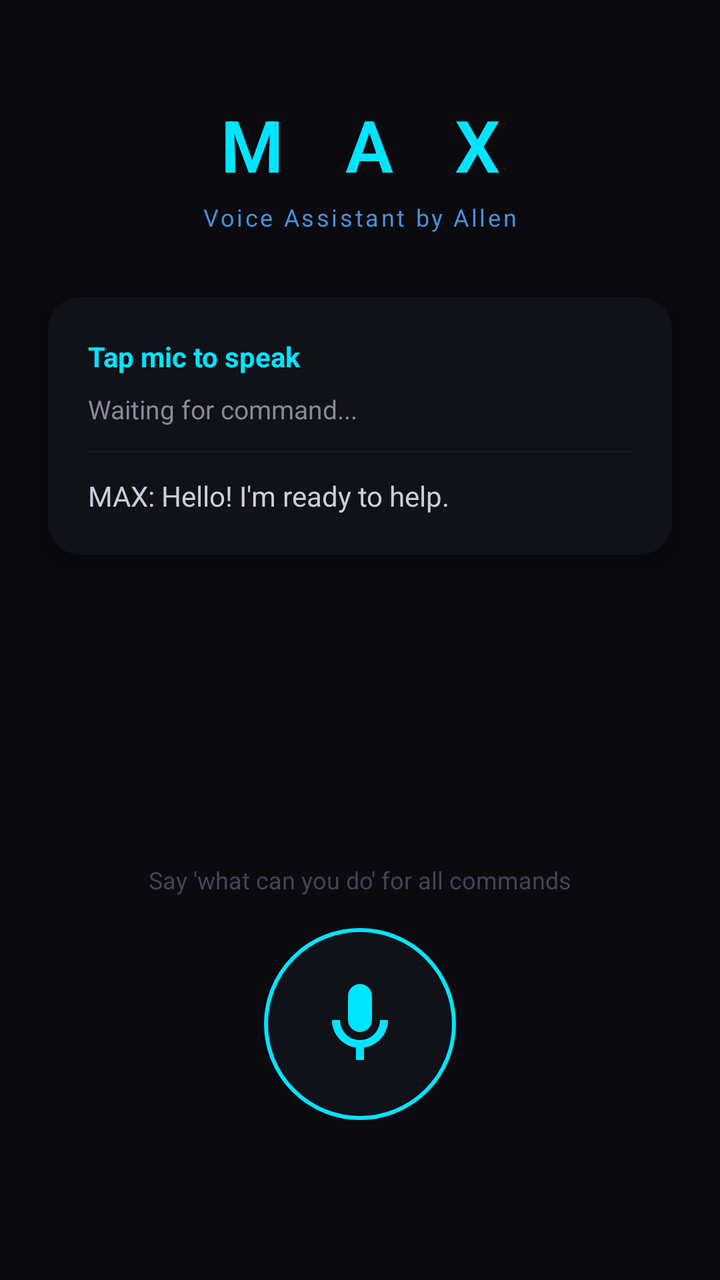
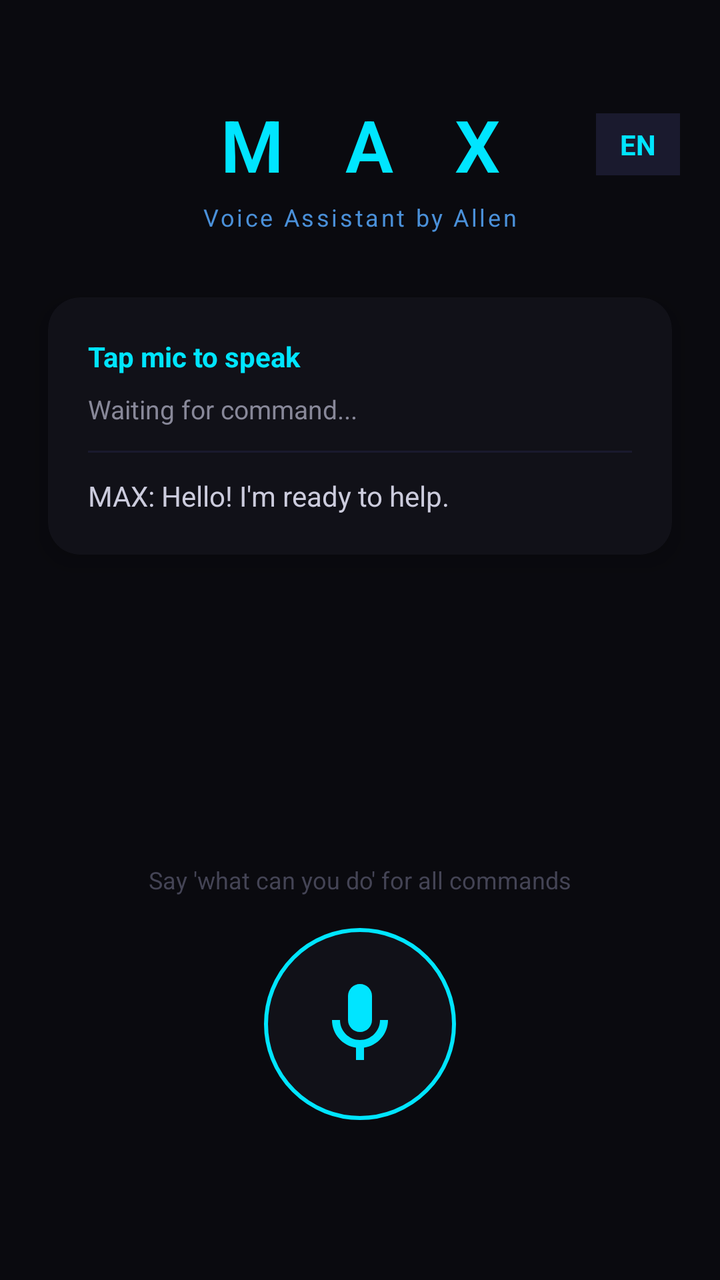

Before-and-after screenshots of an Android layout around one commit, followed by the original layout XML and the change that was made.
<!-- AndroidManifest.xml: application theme Theme.MAX -->
<!-- res/layout/activity_main.xml -->
<?xml version="1.0" encoding="utf-8"?>
<androidx.constraintlayout.widget.ConstraintLayout
    xmlns:android="http://schemas.android.com/apk/res/android"
    xmlns:app="http://schemas.android.com/apk/res-auto"
    android:layout_width="match_parent"
    android:layout_height="match_parent"
    android:background="#0A0A0F">

    
    <TextView
        android:id="@+id/tvTitle"
        android:layout_width="wrap_content"
        android:layout_height="wrap_content"
        android:text="M A X"
        android:textColor="#00E5FF"
        android:textSize="36sp"
        android:textStyle="bold"
        android:letterSpacing="0.3"
        android:fontFamily="sans-serif-light"
        app:layout_constraintTop_toTopOf="parent"
        app:layout_constraintStart_toStartOf="parent"
        app:layout_constraintEnd_toEndOf="parent"
        android:layout_marginTop="48dp"/>

    <TextView
        android:id="@+id/tvSubtitle"
        android:layout_width="wrap_content"
        android:layout_height="wrap_content"
        android:text="Voice Assistant by Allen"
        android:textColor="#4A90D9"
        android:textSize="12sp"
        android:letterSpacing="0.1"
        app:layout_constraintTop_toBottomOf="@id/tvTitle"
        app:layout_constraintStart_toStartOf="parent"
        app:layout_constraintEnd_toEndOf="parent"
        android:layout_marginTop="4dp"/>

    
    <androidx.cardview.widget.CardView
        android:id="@+id/cardStatus"
        android:layout_width="match_parent"
        android:layout_height="wrap_content"
        android:layout_marginHorizontal="24dp"
        app:cardBackgroundColor="#111118"
        app:cardCornerRadius="16dp"
        app:cardElevation="8dp"
        app:layout_constraintTop_toBottomOf="@id/tvSubtitle"
        app:layout_constraintStart_toStartOf="parent"
        app:layout_constraintEnd_toEndOf="parent"
        android:layout_marginTop="32dp">

        <LinearLayout
            android:layout_width="match_parent"
            android:layout_height="wrap_content"
            android:orientation="vertical"
            android:padding="20dp">

            <TextView
                android:id="@+id/tvStatus"
                android:layout_width="wrap_content"
                android:layout_height="wrap_content"
                android:text="Tap mic to speak"
                android:textColor="#00E5FF"
                android:textSize="14sp"
                android:textStyle="bold"/>

            <TextView
                android:id="@+id/tvCommand"
                android:layout_width="wrap_content"
                android:layout_height="wrap_content"
                android:text="Waiting for command..."
                android:textColor="#888899"
                android:textSize="13sp"
                android:layout_marginTop="8dp"/>

            <View
                android:layout_width="match_parent"
                android:layout_height="1dp"
                android:background="#1A1A2E"
                android:layout_marginVertical="12dp"/>

            <TextView
                android:id="@+id/tvResponse"
                android:layout_width="wrap_content"
                android:layout_height="wrap_content"
                android:text="MAX: Hello! I'm ready to help."
                android:textColor="#CCCCDD"
                android:textSize="14sp"/>

        </LinearLayout>
    </androidx.cardview.widget.CardView>

    
    <ImageButton
        android:id="@+id/btnMic"
        android:layout_width="96dp"
        android:layout_height="96dp"
        android:src="@drawable/ic_mic"
        android:background="@drawable/mic_button_bg"
        android:padding="24dp"
        android:scaleType="centerInside"
        app:layout_constraintBottom_toBottomOf="parent"
        app:layout_constraintStart_toStartOf="parent"
        app:layout_constraintEnd_toEndOf="parent"
        android:layout_marginBottom="80dp"/>

    
    <TextView
        android:layout_width="wrap_content"
        android:layout_height="wrap_content"
        android:text="Say 'what can you do' for all commands"
        android:textColor="#444455"
        android:textSize="12sp"
        app:layout_constraintBottom_toTopOf="@id/btnMic"
        app:layout_constraintStart_toStartOf="parent"
        app:layout_constraintEnd_toEndOf="parent"
        android:layout_marginBottom="16dp"/>

</androidx.constraintlayout.widget.ConstraintLayout>
<!-- resources referenced by this layout -->
<resources>
  <!-- drawable ic_mic (drawable) -->
  <?xml version="1.0" encoding="utf-8"?>
  <vector xmlns:android="http://schemas.android.com/apk/res/android"
      android:width="48dp"
      android:height="48dp"
      android:viewportWidth="24"
      android:viewportHeight="24">
      <path
          android:fillColor="#00E5FF"
          android:pathData="M12,14c1.66,0 3,-1.34 3,-3L15,5c0,-1.66 -1.34,-3 -3,-3S9,3.34 9,5l0,6c0,1.66 1.34,3 3,3z"/>
      <path
          android:fillColor="#00E5FF"
          android:pathData="M17,11c0,2.76 -2.24,5 -5,5s-5,-2.24 -5,-5H5c0,3.53 2.61,6.43 6,6.92L11,21h2v-3.08c3.39,-0.49 6,-3.39 6,-6.92h-2z"/>
  </vector>
  <!-- drawable mic_button_bg (drawable) -->
  <?xml version="1.0" encoding="utf-8"?>
  <selector xmlns:android="http://schemas.android.com/apk/res/android">
      <item android:state_selected="true">
          <shape android:shape="oval">
              <solid android:color="#00B8D9"/>
              <stroke android:width="3dp" android:color="#00E5FF"/>
          </shape>
      </item>
      <item>
          <shape android:shape="oval">
              <solid android:color="#111118"/>
              <stroke android:width="2dp" android:color="#00E5FF"/>
          </shape>
      </item>
  </selector>
  <style name="Theme.MAX" parent="Theme.AppCompat.DayNight.NoActionBar">
          <item name="colorPrimary">@color/primary</item>
          <item name="android:windowBackground">@color/background</item>
          <item name="android:statusBarColor">@color/background</item>
          <item name="android:navigationBarColor">@color/background</item>
      </style>
  <color name="primary">#00E5FF</color>
  <color name="background">#0A0A0F</color>
</resources>

<!-- the commit's change to res/layout/activity_main.xml (unified diff, before → after) -->
@@ -21,6 +21,22 @@
         app:layout_constraintStart_toStartOf="parent"
         app:layout_constraintEnd_toEndOf="parent"
         android:layout_marginTop="48dp"/>
+
+    <TextView
+        android:id="@+id/btnLang"
+        android:layout_width="wrap_content"
+        android:layout_height="wrap_content"
+        android:text="EN"
+        android:textColor="#00E5FF"
+        android:textSize="14sp"
+        android:textStyle="bold"
+        android:background="#1A1A2E"
+        android:paddingHorizontal="12dp"
+        android:paddingVertical="6dp"
+        android:layout_marginEnd="20dp"
+        app:layout_constraintTop_toTopOf="@id/tvTitle"
+        app:layout_constraintBottom_toBottomOf="@id/tvTitle"
+        app:layout_constraintEnd_toEndOf="parent"/>
 
     <TextView
         android:id="@+id/tvSubtitle"
